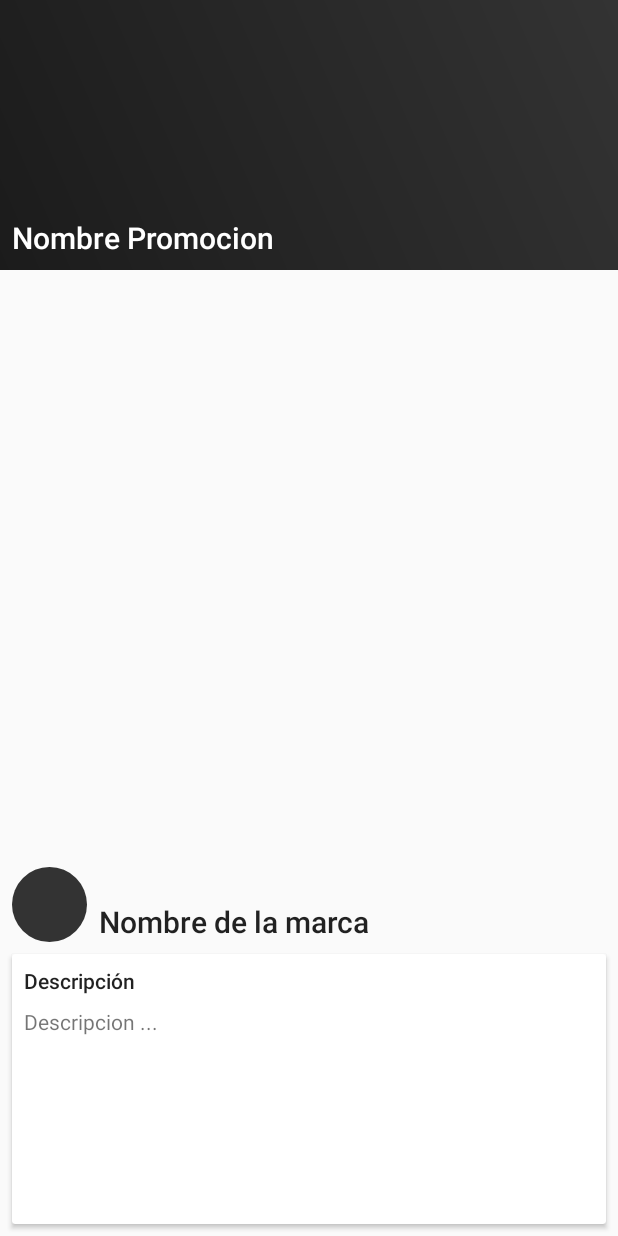
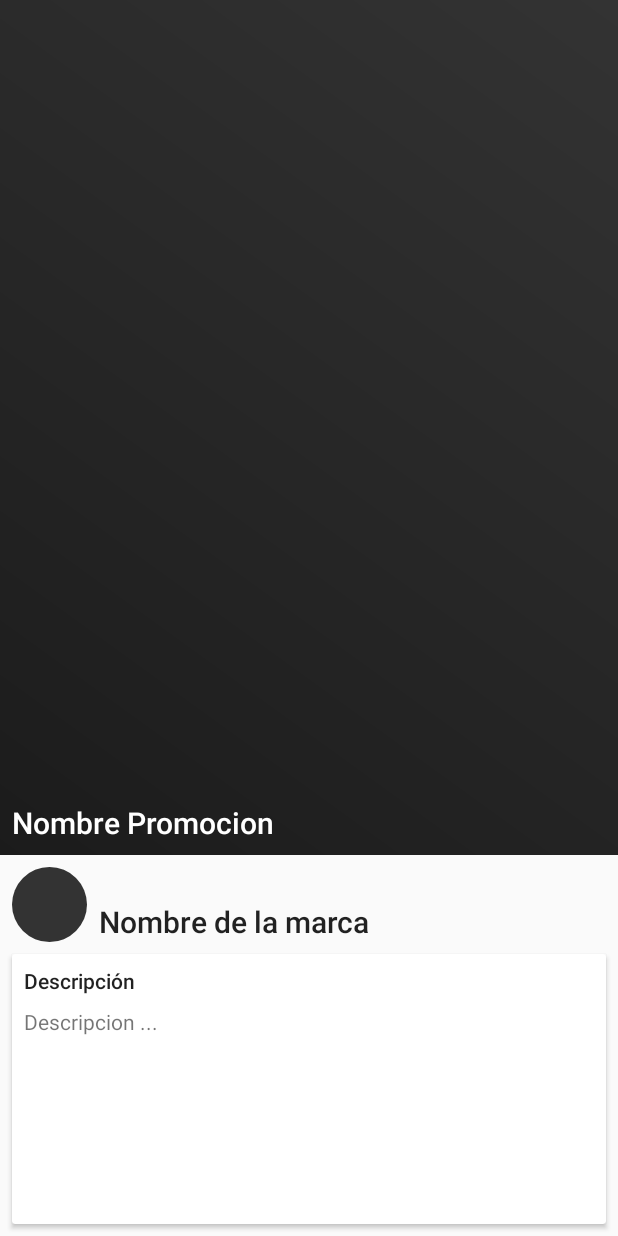
Before and after one commit to milo2005/SitisEventos, an Android app: the layout activity_promotion.xml on its own in the app's theme, with its tools: preview values and no code run, on a phone screen of 412 x 824 dp. Run offline under Robolectric (Android 15) with nearby library versions, the phone set to English and light mode, and no system bars.

Commit message:
Detail promotion implemented

```diff
--- a/app/src/main/res/layout/activity_promotion.xml
+++ b/app/src/main/res/layout/activity_promotion.xml
@@ -1,6 +1,5 @@
 <?xml version="1.0" encoding="utf-8"?>
-<android.support.constraint.ConstraintLayout
-    xmlns:android="http://schemas.android.com/apk/res/android"
+<android.support.constraint.ConstraintLayout xmlns:android="http://schemas.android.com/apk/res/android"
     xmlns:app="http://schemas.android.com/apk/res-auto"
     xmlns:tools="http://schemas.android.com/tools"
     android:layout_width="match_parent"
@@ -10,7 +9,9 @@
     <ImageView
         android:id="@+id/img"
         android:layout_width="0dp"
-        android:layout_height="180dp"
+        android:layout_height="0dp"
+        android:layout_marginBottom="8dp"
+        app:layout_constraintBottom_toTopOf="@+id/barrier2"
         app:layout_constraintEnd_toEndOf="parent"
         app:layout_constraintStart_toStartOf="parent"
         app:layout_constraintTop_toTopOf="parent"
@@ -19,7 +20,9 @@
     <ImageView
         android:id="@+id/mask"
         android:layout_width="0dp"
-        android:layout_height="180dp"
+        android:layout_height="0dp"
+        android:layout_marginBottom="8dp"
+        app:layout_constraintBottom_toTopOf="@+id/barrier2"
         app:layout_constraintEnd_toEndOf="parent"
         app:layout_constraintStart_toStartOf="parent"
         app:layout_constraintTop_toTopOf="parent"
@@ -109,4 +112,31 @@
         app:layout_constraintEnd_toEndOf="parent"
         app:layout_constraintStart_toEndOf="@+id/imgProfile"
         tools:text="Nombre de la marca" />
+
+    <android.support.constraint.Barrier
+        android:id="@+id/barrier2"
+        android:layout_width="wrap_content"
+        android:layout_height="wrap_content"
+        app:barrierDirection="top"
+        app:constraint_referenced_ids="profile,imgProfile,cardView" />
+
+    <android.support.design.widget.FloatingActionButton
+        android:id="@+id/floatingActionButton"
+        android:layout_width="wrap_content"
+        android:layout_height="wrap_content"
+        android:layout_marginEnd="8dp"
+        android:layout_marginRight="8dp"
+        android:clickable="true"
+        app:fabSize="normal"
+        app:layout_constraintBottom_toBottomOf="@+id/mask"
+        app:layout_constraintEnd_toEndOf="parent"
+        app:layout_constraintTop_toTopOf="@+id/barrier2"
+        app:srcCompat="@drawable/ic_info" />
+
+    <android.support.constraint.Group
+        android:id="@+id/group"
+        android:layout_width="wrap_content"
+        android:layout_height="wrap_content"
+        android:visibility="visible"
+        app:constraint_referenced_ids="imgProfile,profile,cardView" />
 </android.support.constraint.ConstraintLayout>
```
Also changed, not shown: app/src/main/java/org/test/eventos/DetailEventActivity.kt (+4 -2 lines), app/src/main/java/org/test/eventos/fragment/EvntosFragment.kt (+1 -1 lines), app/src/main/java/org/test/eventos/util/Ext.kt (+8 -1 lines), app/src/main/res/layout/activity_detail_event.xml (+12 -0 lines).
